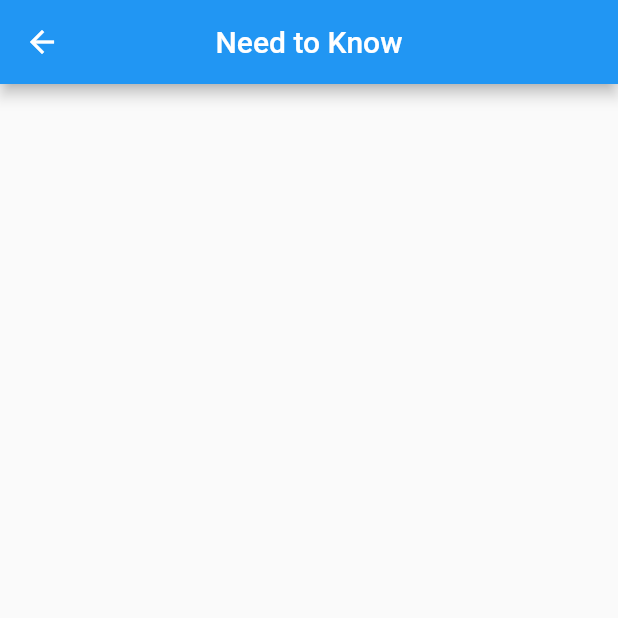
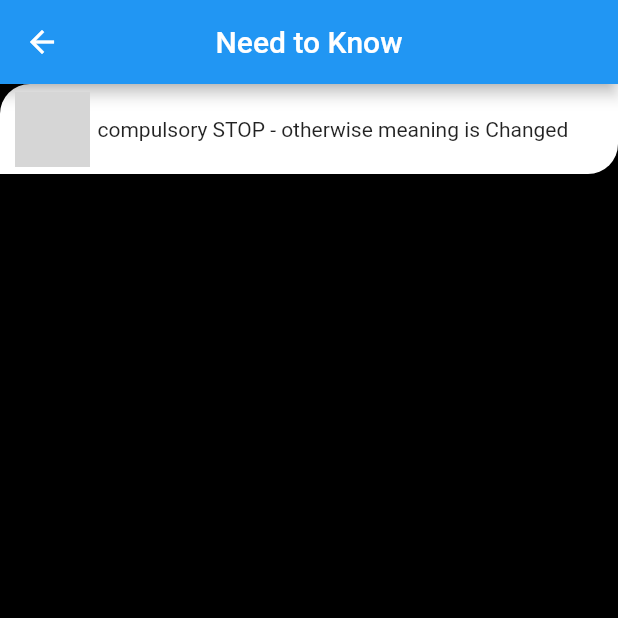
Before and after one commit to fdmominbd/firstHolyQuran, a Flutter app: the NeedtoKnow screen opened directly, on a phone screen of 412 x 824 dp, the top half of it. Run offline on Flutter 3.47's test engine with Material 2 defaults, Android fonts, the light colour scheme and no system bars; our stand-ins replace carousel_slider; grey boxes are pictures that could not be loaded.

Commit message:
1st commit 24.1.22

```diff
--- /dev/null
+++ b/lib/model/needList.dart
@@ -0,0 +1,24 @@
+class NeedList{
+  static List<String> imageList=[
+    "assets/horof/mim.png",
+    "assets/horof/aen.png",
+    "assets/horof/toa.png",
+    "assets/horof/jim.png",
+    "assets/horof/lam.png",
+    "assets/horof/kop.png",
+    "assets/horof/kop-fa.png",
+    "assets/horof/jha.png",
+    "assets/horof/sot.png"
+  ];
+  static List<String> textList=[
+    "compulsory STOP - otherwise meaning is Changed",
+    "STOP - End of a sentence",
+    "Should STOP - End of a sentence",
+    "Can STOP or continue",
+    "Better not to STOP",
+    "It is Better not to STOP",
+    "Better to STOP",
+    "Must continue, can take a breath",
+    "Must continue, can take a breath"
+  ];
+}
--- a/lib/screens/ui/other/needtoknow.dart
+++ b/lib/screens/ui/other/needtoknow.dart
@@ -1,3 +1,4 @@
+import 'package:firatholyquran/model/needList.dart';
 import 'package:flutter/material.dart';
 
 class NeedtoKnow extends StatefulWidget {
@@ -10,6 +11,8 @@ class NeedtoKnow extends StatefulWidget {
 class _NeedtoKnowState extends State<NeedtoKnow> {
   @override
   Widget build(BuildContext context) {
+    final double h= MediaQuery.of(context).size.height;
+    final double w= MediaQuery.of(context).size.width;
     return Scaffold(
       appBar: AppBar(
         centerTitle: true,
@@ -17,10 +20,36 @@ class _NeedtoKnowState extends State<NeedtoKnow> {
           'Need to Know'
         ),
       ),
+      backgroundColor: Colors.black,
       body: Container(
         child: Column(
           children: [
-
+            Container(
+              height: 60,
+              width: w*25,
+              decoration: BoxDecoration(
+        boxShadow: [
+            BoxShadow(
+            offset: Offset(2, 2),
+        blurRadius: 12,
+        color: Color.fromRGBO(0, 0, 0, 0.16),)],
+              borderRadius: BorderRadius.only(
+              topLeft: Radius.circular(20),
+              bottomRight: Radius.circular(20),),
+              color: Colors.white,
+              ),
+              child: Row(
+                children: [
+                  SizedBox(width: 10,),
+                  Image(
+                      height: 50.0,
+                      width: 50.0,
+                      image: AssetImage("assets/horof/mim.png",)),
+                  SizedBox(width: 5,),
+                  Text("compulsory STOP - otherwise meaning is Changed",)
+                ],
+              ),
+            )
           ],
         ),
       ),
--- a/lib/screens/ui/para/para.dart
+++ b/lib/screens/ui/para/para.dart
@@ -38,6 +38,7 @@ class _ParaState extends State<Para> {
                 height:h,
                 viewportFraction: 1.0,
                 enlargeCenterPage: true,
+                enableInfiniteScroll: false,
                 reverse: true
               // autoPlay: false,
             ),
--- a/lib/screens/ui/surah/surah.dart
+++ b/lib/screens/ui/surah/surah.dart
@@ -20,6 +20,9 @@ class _SurahState extends State<Surah> {
     AllSIList allSIList=AllSIList();
     return Scaffold(
       appBar: AppBar(
+        leading: BackButton(
+          color: Colors.black,
+        ),
         backgroundColor: Colors.white,
         centerTitle: true,
         title: Text(allSIList.surahN[widget.indexPosition],style: TextStyle(
```
